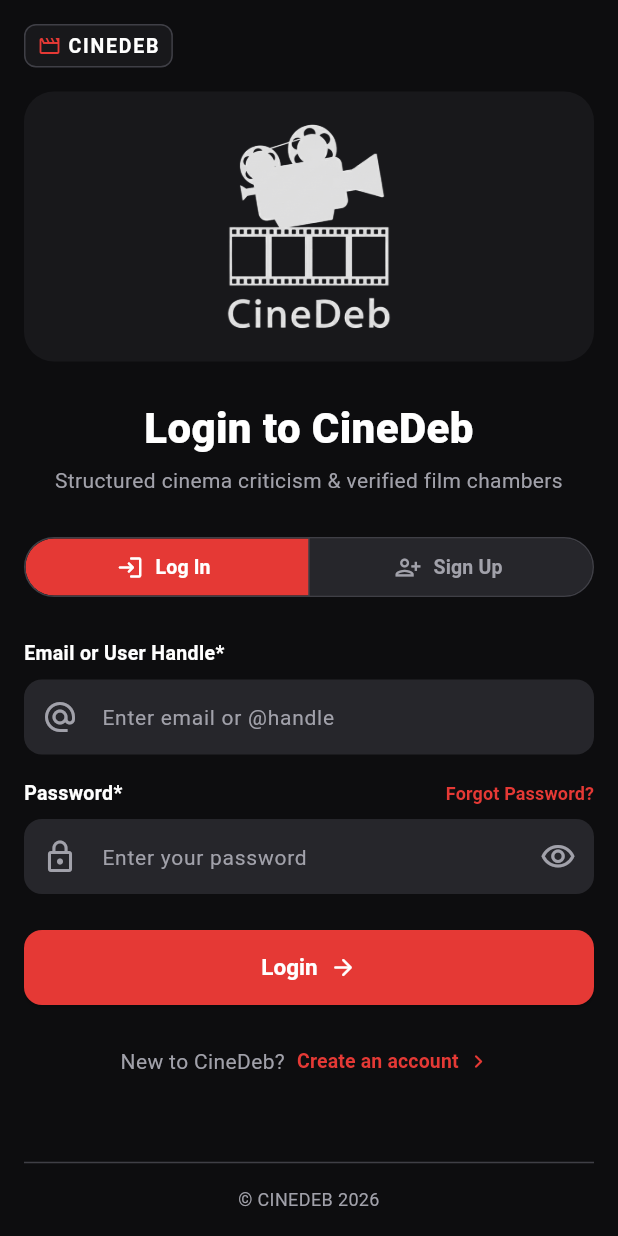
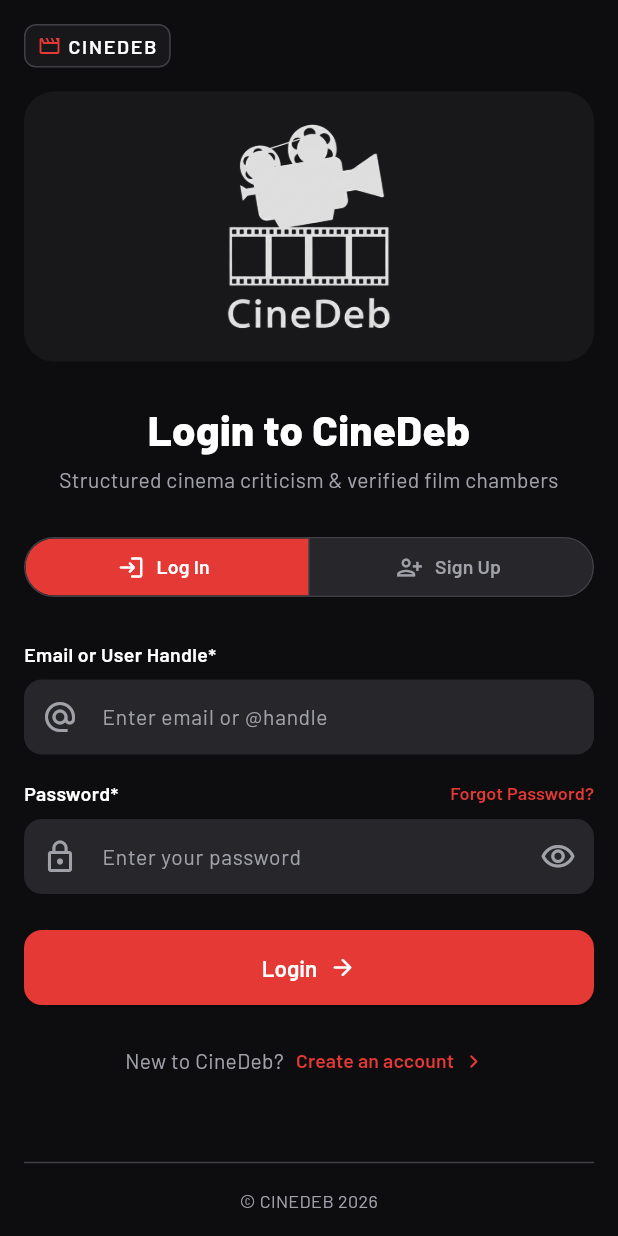
Before and after one commit to EdizKarli/CS310-Project_Group-4, a Flutter app: the screen it shows after launch, on a phone screen of 412 x 824 dp. Run offline on Flutter 3.47's test engine with Material 3 defaults, Android fonts, the phone set to English and light mode, and no system bars.

Commit message:
using barlow font in theme

```diff
--- a/lib/utils/app_styles.dart
+++ b/lib/utils/app_styles.dart
@@ -5,21 +5,32 @@ import 'app_colors.dart';
 class AppText {
   AppText._();
 
+  /// Custom font for the whole app, registered in pubspec.yaml.
+  static const String fontFamily = 'Barlow';
+
   static const TextStyle h1 = TextStyle(
+      fontFamily: fontFamily,
       fontSize: 28, fontWeight: FontWeight.w800, color: AppColors.white);
   static const TextStyle h2 = TextStyle(
+      fontFamily: fontFamily,
       fontSize: 22, fontWeight: FontWeight.w700, color: AppColors.white);
   static const TextStyle title = TextStyle(
+      fontFamily: fontFamily,
       fontSize: 18, fontWeight: FontWeight.w700, color: AppColors.white);
   static const TextStyle body = TextStyle(
+      fontFamily: fontFamily,
       fontSize: 15, height: 1.45, color: AppColors.white);
   static const TextStyle bodySecondary = TextStyle(
+      fontFamily: fontFamily,
       fontSize: 14, height: 1.4, color: AppColors.textSecondary);
   static const TextStyle label = TextStyle(
+      fontFamily: fontFamily,
       fontSize: 13, fontWeight: FontWeight.w600, color: AppColors.white);
   static const TextStyle caption = TextStyle(
+      fontFamily: fontFamily,
       fontSize: 12, color: AppColors.textSecondary);
   static const TextStyle overline = TextStyle(
+      fontFamily: fontFamily,
       fontSize: 11,
       fontWeight: FontWeight.w600,
       letterSpacing: 1.2,
--- a/lib/utils/app_theme.dart
+++ b/lib/utils/app_theme.dart
@@ -21,6 +21,7 @@ class AppTheme {
 
     return ThemeData(
       useMaterial3: true,
+      fontFamily: AppText.fontFamily,
       brightness: Brightness.dark,
       colorScheme: const ColorScheme.dark(
         primary: AppColors.red,
```
